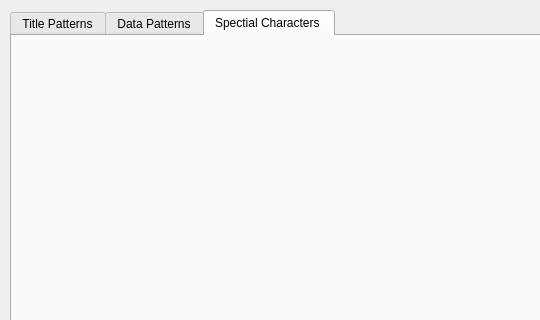
Before: the Qt Designer form icurve_v2.1/icurve/resource/icv_regexp.ui in Sunfe/icurve, drawn with Qt 5; both pictures show x 0 to 540 and y 0 to 320 of the 794 by 535 pixel window.
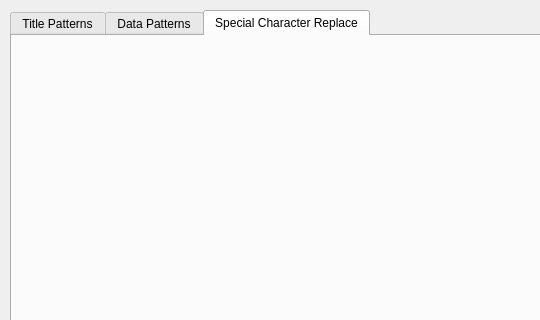
After: the same form once the commit is applied. The open tabs and pages were chosen to show the change.

Patch:
```diff
--- a/icurve_v2.1/icurve/resource/icv_regexp.ui
+++ b/icurve_v2.1/icurve/resource/icv_regexp.ui
@@ -37,7 +37,7 @@
    </widget>
    <widget class="QWidget" name="tabSpecChar">
     <attribute name="title">
-     <string>Spectial Characters </string>
+     <string>Special Character Replace</string>
     </attribute>
    </widget>
   </widget>
```
Left out of the diff: 2 changed lines with no effect on the pictures.
